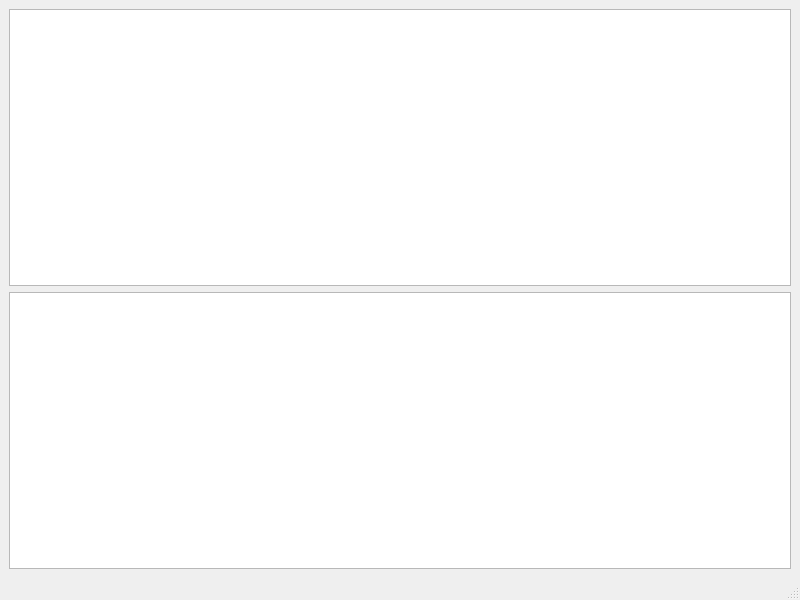
dsba-z/week17cpp2022-modelview, file src/ex_modelview/mainwindow.ui: the form before one commit.
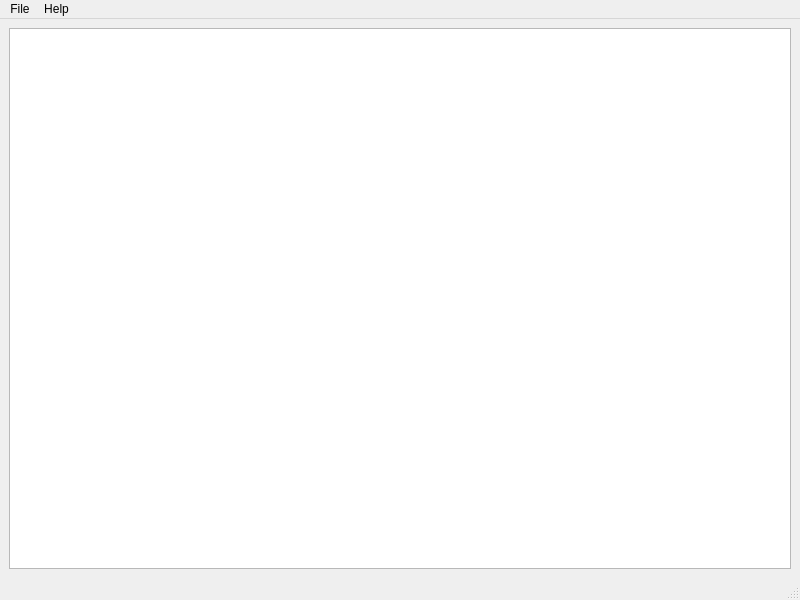
The form after the commit.

```diff
--- a/src/ex_modelview/mainwindow.ui
+++ b/src/ex_modelview/mainwindow.ui
@@ -18,9 +18,6 @@
     <item row="0" column="0">
      <widget class="QTableView" name="tableView"/>
     </item>
-    <item row="1" column="0">
-     <widget class="QTreeView" name="treeView"/>
-    </item>
    </layout>
   </widget>
   <widget class="QMenuBar" name="menubar">
@@ -32,6 +29,20 @@
      <height>30</height>
     </rect>
    </property>
+   <widget class="QMenu" name="menuHelp">
+    <property name="title">
+     <string>Help</string>
+    </property>
+    <addaction name="actionAbout"/>
+   </widget>
+   <widget class="QMenu" name="menuFile">
+    <property name="title">
+     <string>File</string>
+    </property>
+    <addaction name="actionOpen"/>
+   </widget>
+   <addaction name="menuFile"/>
+   <addaction name="menuHelp"/>
   </widget>
   <widget class="QStatusBar" name="statusbar"/>
  </widget>
```
Left out of the diff: 10 changed lines with no effect on the pictures.
